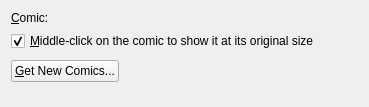
KDE/kdeplasma-addons, file applets/comic/comicSettings.ui: the form before one commit.
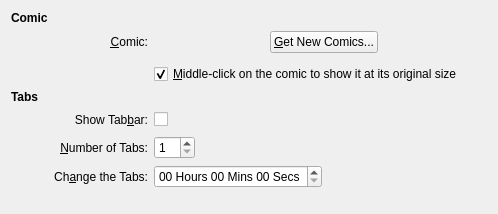
The form after the commit. Custom widgets are drawn as their Qt base class.

Commit message: No groupboxes used anymore. In general the config is more like the one of digital clock now. Move the tab-config-options to the general page.

The edit to the form file:
```diff
--- a/applets/comic/comicSettings.ui
+++ b/applets/comic/comicSettings.ui
@@ -6,8 +6,8 @@
    <rect>
     <x>0</x>
     <y>0</y>
-    <width>369</width>
-    <height>107</height>
+    <width>498</width>
+    <height>214</height>
    </rect>
   </property>
   <property name="minimumSize">
@@ -19,99 +19,255 @@
   <property name="styleSheet">
    <string notr="true"/>
   </property>
-  <layout class="QVBoxLayout">
-   <item>
-    <layout class="QVBoxLayout" name="verticalLayout_6">
+  <layout class="QGridLayout" name="gridLayout">
+   <item row="1" column="2">
+    <layout class="QHBoxLayout" name="horizontalLayout">
      <item>
-      <layout class="QHBoxLayout" name="horizontalLayout">
-       <item>
-        <widget class="QLabel" name="label">
-         <property name="sizePolicy">
-          <sizepolicy hsizetype="Preferred" vsizetype="Preferred">
-           <horstretch>0</horstretch>
-           <verstretch>0</verstretch>
-          </sizepolicy>
-         </property>
-         <property name="toolTip">
-          <string>Choose a comic strip</string>
-         </property>
-         <property name="text">
-          <string>&amp;Comic:</string>
-         </property>
-         <property name="buddy">
-          <cstring>comboBox_comic</cstring>
-         </property>
-        </widget>
-       </item>
-       <item>
-        <widget class="KComboBox" name="comboBox_comic">
-         <property name="sizePolicy">
-          <sizepolicy hsizetype="Expanding" vsizetype="Fixed">
-           <horstretch>0</horstretch>
-           <verstretch>0</verstretch>
-          </sizepolicy>
-         </property>
-        </widget>
-       </item>
-      </layout>
+      <widget class="KComboBox" name="comboBox_comic">
+       <property name="sizePolicy">
+        <sizepolicy hsizetype="Expanding" vsizetype="Fixed">
+         <horstretch>0</horstretch>
+         <verstretch>0</verstretch>
+        </sizepolicy>
+       </property>
+      </widget>
      </item>
      <item>
-      <widget class="QCheckBox" name="checkBox_middle">
+      <widget class="QPushButton" name="pushButton_GHNS">
+       <property name="toolTip">
+        <string>Download new comics</string>
+       </property>
        <property name="text">
-        <string>&amp;Middle-click on the comic to show it at its original size</string>
+        <string>&amp;Get New Comics...</string>
        </property>
-       <property name="checked">
-        <bool>true</bool>
+      </widget>
+     </item>
+     <item>
+      <spacer name="horizontalSpacer_2">
+       <property name="orientation">
+        <enum>Qt::Horizontal</enum>
        </property>
+       <property name="sizeHint" stdset="0">
+        <size>
+         <width>40</width>
+         <height>20</height>
+        </size>
+       </property>
+      </spacer>
+     </item>
+    </layout>
+   </item>
+   <item row="9" column="2">
+    <layout class="QHBoxLayout" name="horizontalLayout_2">
+     <item>
+      <widget class="QCheckBox" name="checkBox_tabBar">
+       <property name="toolTip">
+        <string/>
+       </property>
+       <property name="text">
+        <string/>
+       </property>
       </widget>
      </item>
      <item>
-      <spacer name="verticalSpacer_2">
+      <spacer name="horizontalSpacer">
        <property name="orientation">
-        <enum>Qt::Vertical</enum>
+        <enum>Qt::Horizontal</enum>
        </property>
-       <property name="sizeType">
-        <enum>QSizePolicy::Fixed</enum>
+       <property name="sizeHint" stdset="0">
+        <size>
+         <width>40</width>
+         <height>20</height>
+        </size>
        </property>
+      </spacer>
+     </item>
+    </layout>
+   </item>
+   <item row="9" column="1">
+    <widget class="QLabel" name="label_2">
+     <property name="sizePolicy">
+      <sizepolicy hsizetype="Preferred" vsizetype="Preferred">
+       <horstretch>0</horstretch>
+       <verstretch>0</verstretch>
+      </sizepolicy>
+     </property>
+     <property name="toolTip">
+      <string>Pressing Ctrl and scrolling also changes the tabs.</string>
+     </property>
+     <property name="text">
+      <string>Show Tab&amp;bar:</string>
+     </property>
+     <property name="alignment">
+      <set>Qt::AlignRight|Qt::AlignTrailing|Qt::AlignVCenter</set>
+     </property>
+     <property name="buddy">
+      <cstring>checkBox_tabBar</cstring>
+     </property>
+    </widget>
+   </item>
+   <item row="1" column="1">
+    <widget class="QLabel" name="label">
+     <property name="sizePolicy">
+      <sizepolicy hsizetype="Preferred" vsizetype="Preferred">
+       <horstretch>0</horstretch>
+       <verstretch>0</verstretch>
+      </sizepolicy>
+     </property>
+     <property name="toolTip">
+      <string>Choose a comic strip</string>
+     </property>
+     <property name="text">
+      <string>&amp;Comic:</string>
+     </property>
+     <property name="alignment">
+      <set>Qt::AlignRight|Qt::AlignTrailing|Qt::AlignVCenter</set>
+     </property>
+     <property name="buddy">
+      <cstring>comboBox_comic</cstring>
+     </property>
+    </widget>
+   </item>
+   <item row="4" column="0">
+    <widget class="QLabel" name="label_3">
+     <property name="font">
+      <font>
+       <weight>75</weight>
+       <bold>true</bold>
+      </font>
+     </property>
+     <property name="text">
+      <string>Tabs</string>
+     </property>
+    </widget>
+   </item>
+   <item row="3" column="2">
+    <widget class="QCheckBox" name="checkBox_middle">
+     <property name="sizePolicy">
+      <sizepolicy hsizetype="Minimum" vsizetype="Fixed">
+       <horstretch>0</horstretch>
+       <verstretch>0</verstretch>
+      </sizepolicy>
+     </property>
+     <property name="text">
+      <string>&amp;Middle-click on the comic to show it at its original size</string>
+     </property>
+     <property name="checked">
+      <bool>true</bool>
+     </property>
+    </widget>
+   </item>
+   <item row="10" column="1">
+    <widget class="QLabel" name="label_4">
+     <property name="text">
+      <string>&amp;Number of Tabs:</string>
+     </property>
+     <property name="alignment">
+      <set>Qt::AlignRight|Qt::AlignTrailing|Qt::AlignVCenter</set>
+     </property>
+     <property name="buddy">
+      <cstring>spinBox_numTabs</cstring>
+     </property>
+    </widget>
+   </item>
+   <item row="11" column="1">
+    <widget class="QLabel" name="label_5">
+     <property name="toolTip">
+      <string>Interacting with the comic widget restarts the timer.</string>
+     </property>
+     <property name="text">
+      <string>Ch&amp;ange the Tabs:</string>
+     </property>
+     <property name="alignment">
+      <set>Qt::AlignRight|Qt::AlignTrailing|Qt::AlignVCenter</set>
+     </property>
+     <property name="buddy">
+      <cstring>timeEdit_tabs</cstring>
+     </property>
+    </widget>
+   </item>
+   <item row="0" column="0">
+    <widget class="QLabel" name="label_7">
+     <property name="font">
+      <font>
+       <weight>75</weight>
+       <bold>true</bold>
+      </font>
+     </property>
+     <property name="text">
+      <string>Comic</string>
+     </property>
+    </widget>
+   </item>
+   <item row="10" column="2">
+    <layout class="QHBoxLayout" name="horizontalLayout_3">
+     <item>
+      <widget class="QSpinBox" name="spinBox_numTabs">
+       <property name="minimum">
+        <number>1</number>
+       </property>
+       <property name="maximum">
+        <number>20</number>
+       </property>
+      </widget>
+     </item>
+     <item>
+      <spacer name="horizontalSpacer_3">
+       <property name="orientation">
+        <enum>Qt::Horizontal</enum>
+       </property>
        <property name="sizeHint" stdset="0">
         <size>
-         <width>20</width>
-         <height>3</height>
+         <width>40</width>
+         <height>20</height>
         </size>
        </property>
       </spacer>
      </item>
+    </layout>
+   </item>
+   <item row="11" column="2">
+    <layout class="QHBoxLayout" name="horizontalLayout_4">
      <item>
-      <layout class="QHBoxLayout" name="_4">
-       <item>
-        <widget class="QPushButton" name="pushButton_GHNS">
-         <property name="toolTip">
-          <string>Download new comics</string>
-         </property>
-         <property name="text">
-          <string>&amp;Get New Comics...</string>
-         </property>
-        </widget>
-       </item>
-       <item>
-        <spacer>
-         <property name="orientation">
-          <enum>Qt::Horizontal</enum>
-         </property>
-         <property name="sizeHint" stdset="0">
-          <size>
-           <width>40</width>
-           <height>20</height>
-          </size>
-         </property>
-        </spacer>
-       </item>
-      </layout>
+      <widget class="QTimeEdit" name="timeEdit_tabs">
+       <property name="displayFormat">
+        <string>hh 'Hours' mm 'Mins' ss 'Secs'</string>
+       </property>
+      </widget>
      </item>
+     <item>
+      <spacer name="horizontalSpacer_4">
+       <property name="orientation">
+        <enum>Qt::Horizontal</enum>
+       </property>
+       <property name="sizeHint" stdset="0">
+        <size>
+         <width>40</width>
+         <height>20</height>
+        </size>
+       </property>
+      </spacer>
+     </item>
     </layout>
    </item>
-   <item>
+   <item row="2" column="2">
     <spacer name="verticalSpacer">
+     <property name="orientation">
+      <enum>Qt::Vertical</enum>
+     </property>
+     <property name="sizeType">
+      <enum>QSizePolicy::Fixed</enum>
+     </property>
+     <property name="sizeHint" stdset="0">
+      <size>
+       <width>20</width>
+       <height>5</height>
+      </size>
+     </property>
+    </spacer>
+   </item>
+   <item row="12" column="2">
+    <spacer name="verticalSpacer_2">
      <property name="orientation">
       <enum>Qt::Vertical</enum>
      </property>
```
The commit also changes 3 other files.
